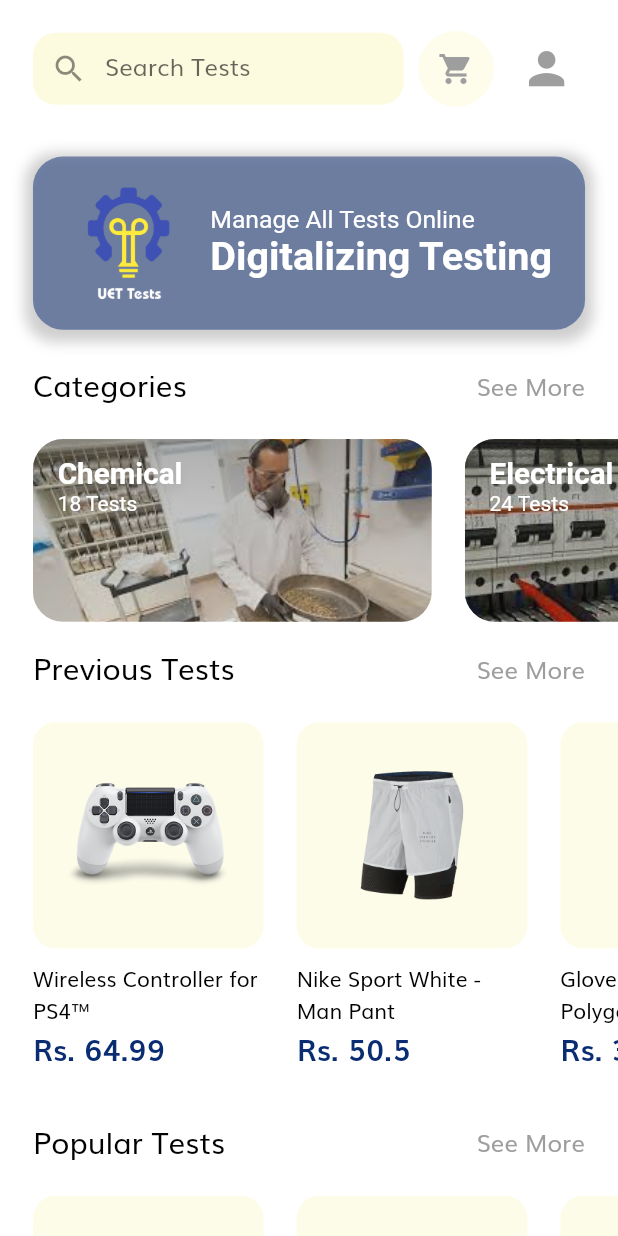
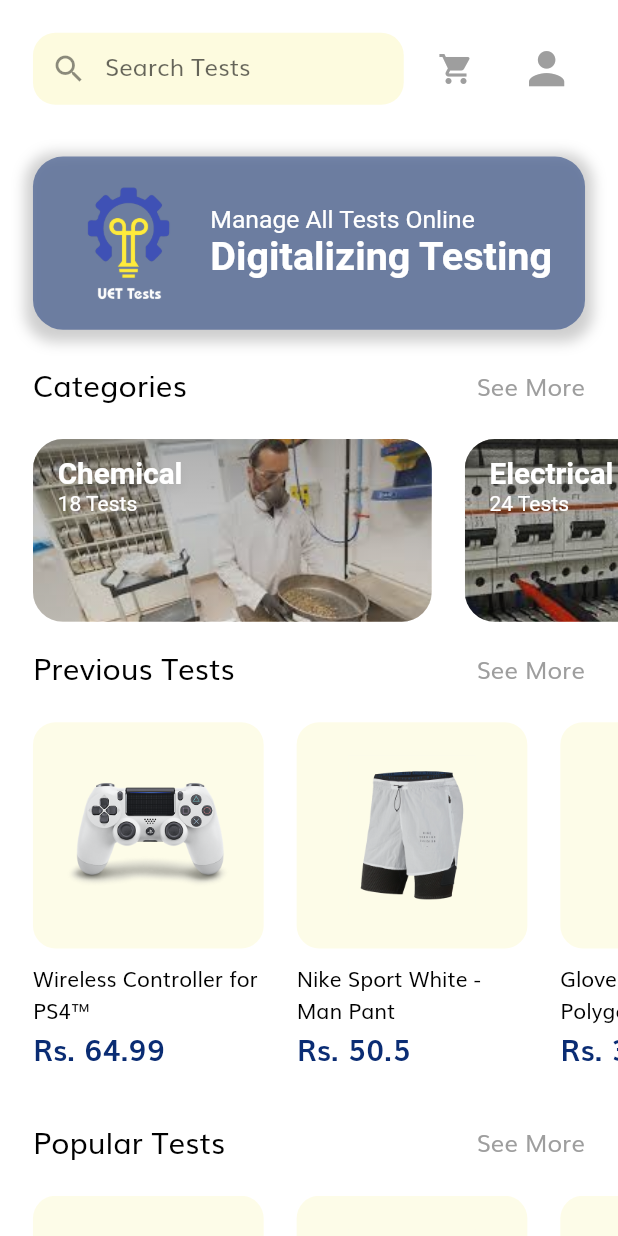
Before and after one commit to Wajishahid10/Uet-Tests-Mobile-App, a Flutter app: the screen it shows after launch, on a phone screen of 412 x 824 dp. Run offline on Flutter 3.47's test engine with Material 2 defaults, Android fonts, the phone set to English and light mode, and no system bars; our stand-ins replace flutter_svg, shimmer.

Commit message:
Added Firebase. Fixed Category Length..
Firebase is added under consideration of using Google Authentication for our usage..

```diff
--- a/ut/lib/screens/home/components/categories.dart
+++ b/ut/lib/screens/home/components/categories.dart
@@ -75,13 +75,10 @@ class CategoryCard extends StatelessWidget {
             borderRadius: BorderRadius.circular(20),
             child: Stack(
               children: [
-                Container(
+                Image.asset(
+                  image,
+                  fit: BoxFit.cover,
                   width: getProportionateScreenWidth(242),
-                  height: getProportionateScreenHeight(120),
-                  child: Image.asset(
-                    image,
-                    fit: BoxFit.cover,
-                  ),
                 ),
                 Container(
                   decoration: BoxDecoration(
--- a/ut/lib/screens/home/components/home_header.dart
+++ b/ut/lib/screens/home/components/home_header.dart
@@ -38,6 +38,7 @@ class HomeHeader extends StatelessWidget {
                 icon: Icon(
                   Icons.person,
                   color: Colors.grey,
+                  size: getProportionateScreenWidth(32),
                 ),
               ),
             ],
--- a/ut/lib/screens/home/components/icon_btn_with_counter.dart
+++ b/ut/lib/screens/home/components/icon_btn_with_counter.dart
@@ -29,7 +29,7 @@ class IconBtnWithCounter extends StatelessWidget {
             height: getProportionateScreenWidth(46),
             width: getProportionateScreenWidth(46),
             decoration: BoxDecoration(
-              color: kSecondaryColor.withOpacity(0.1),
+              //        color: kSecondaryColor.withOpacity(0.1),
               shape: BoxShape.circle,
             ),
             child: icon,
```
Also changed, not shown: 1 other file.
